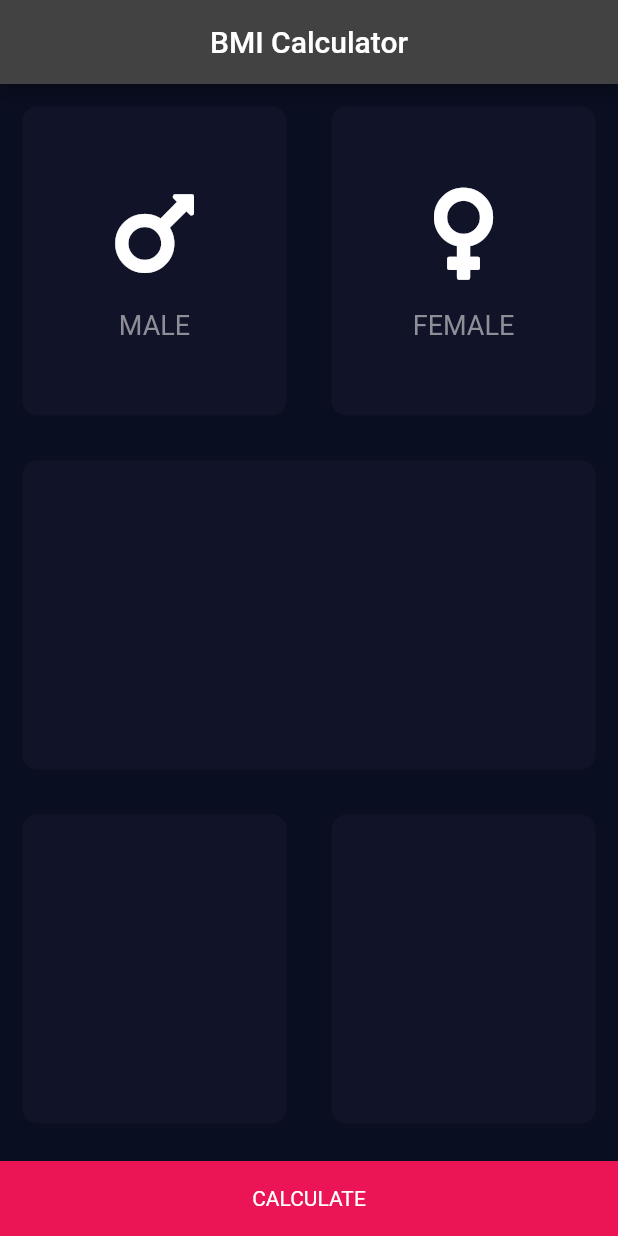
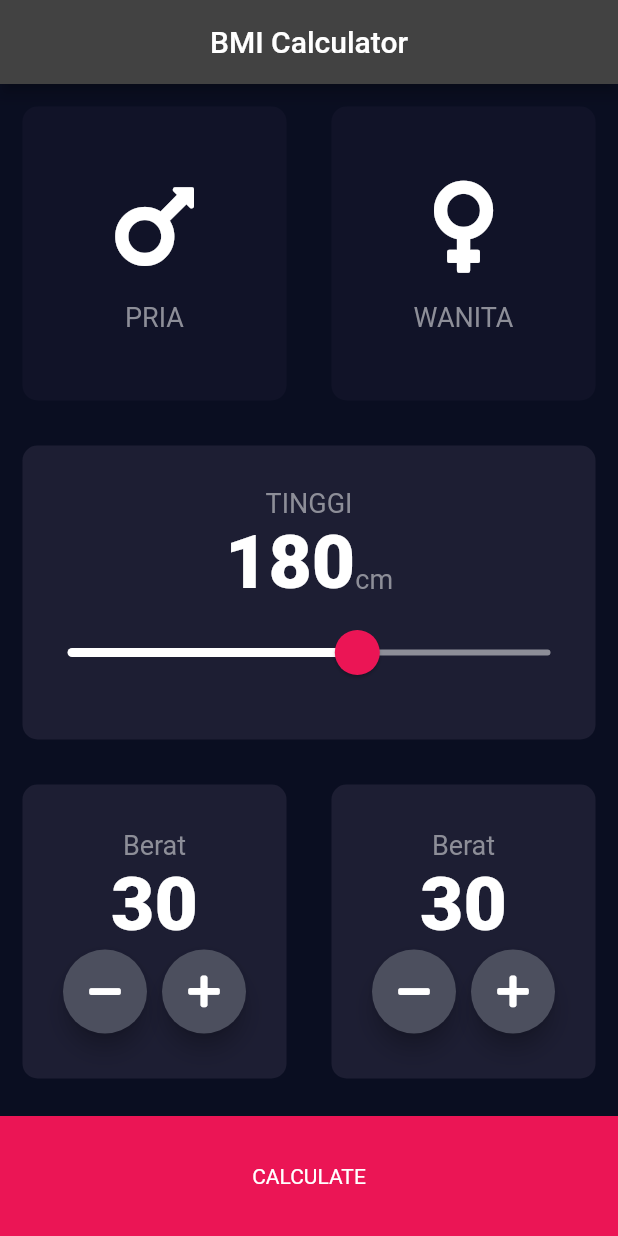
Before and after one commit to budibrass/Praktikum_Android_UNISKA, a Flutter app: the screen it shows after launch, on a phone screen of 412 x 824 dp. Run offline on Flutter 3.47's test engine with Material 2 defaults, Android fonts, the phone set to English and light mode, and no system bars; our stand-ins replace font_awesome_flutter.

Commit message:
revisi BMI calculator

```diff
--- /dev/null
+++ b/bmi_calculator_o/lib/components/bottom_button.dart
@@ -0,0 +1,32 @@
+import 'package:bmi_calculator_o/constant.dart';
+import "package:flutter/material.dart";
+
+class BottomButton extends StatelessWidget {
+  const BottomButton({Key key, @required this.buttonText, @required this.onTap})
+      : super(key: key);
+
+  final String buttonText;
+  final Function onTap;
+
+  @override
+  Widget build(BuildContext context) {
+    return GestureDetector(
+      onTap: onTap,
+      child: Container(
+        child: Center(
+          child: Text(
+            buttonText,
+            style: kLargeButtonTextStyle,
+          ),
+        ),
+        margin: EdgeInsets.only(top: 10.0),
+        color: kBottomContainerColor,
+        height: kBottomContainerHeight,
+        width: double.infinity,
+        padding: EdgeInsets.only(
+          bottom: 20.0,
+        ),
+      ),
+    );
+  }
+}
--- a/bmi_calculator_o/lib/icon_content.dart
+++ b/bmi_calculator_o/lib/components/icon_content.dart
@@ -1,7 +1,8 @@
+import 'package:bmi_calculator_o/constant.dart';
 import 'package:flutter/material.dart';
 
 class IconContent extends StatelessWidget {
-  const IconContent({Key? key, required this.icon, required this.label})
+  const IconContent({Key key, @required this.icon, @required this.label})
       : super(key: key);
 
   final IconData icon;
@@ -20,8 +21,8 @@ class IconContent extends StatelessWidget {
           height: 15.0,
         ),
         Text(
-          label,
-          style: TextStyle(fontSize: 18.0, color: Color(0xFF8D8E98)),
+          '$label',
+          style: kLabelStyle,
         )
       ],
     );
--- /dev/null
+++ b/bmi_calculator_o/lib/components/reusable_widget.dart
@@ -0,0 +1,24 @@
+import 'package:flutter/material.dart';
+
+class ReusableWidgetBox extends StatelessWidget {
+  ReusableWidgetBox({@required this.color, this.cardChild, this.onPress});
+
+  final Color color;
+  final Widget cardChild;
+  final Function onPress;
+
+  @override
+  Widget build(BuildContext context) {
+    return GestureDetector(
+      onTap: onPress,
+      child: Container(
+        child: cardChild,
+        margin: EdgeInsets.all(15.0),
+        decoration: BoxDecoration(
+          color: color, //Color(0xFF1D1E33),
+          borderRadius: BorderRadius.circular(10.0),
+        ),
+      ),
+    );
+  }
+}
--- /dev/null
+++ b/bmi_calculator_o/lib/components/round_button_icon.dart
@@ -0,0 +1,29 @@
+import 'package:flutter/material.dart';
+
+class RoundButtonIcon extends StatelessWidget {
+  const RoundButtonIcon({
+    Key key,
+    @required this.icon,
+    @required this.onPressed,
+  }) : super(key: key);
+
+  final IconData icon;
+  final Function onPressed;
+
+  @override
+  Widget build(BuildContext context) {
+    return RawMaterialButton(
+      child: Icon(icon),
+      onPressed: () {
+        onPressed();
+      },
+      shape: CircleBorder(),
+      fillColor: Color(0xFF4C4F5E),
+      constraints: BoxConstraints.tightFor(
+        width: 56.0,
+        height: 56.0,
+      ),
+      elevation: 6.0,
+    );
+  }
+}
--- /dev/null
+++ b/bmi_calculator_o/lib/constant.dart
@@ -0,0 +1,41 @@
+import 'package:flutter/material.dart';
+
+const kBottomContainerHeight = 80.0;
+const kBottomContainerColor = Color(0xFFEB1555);
+const kActiveCardColor = Color(0xFF1D1E33);
+const kInActiveCardColor = Color(0xFF111328);
+
+const kLabelStyle = TextStyle(
+  fontSize: 18.0,
+  color: Color(0xFF8D8E98),
+);
+
+const kNumberTextStyle = TextStyle(
+  fontSize: 50.0,
+  fontWeight: FontWeight.w900,
+);
+
+const kLargeButtonTextStyle = TextStyle(
+  fontSize: 25.0,
+  fontWeight: FontWeight.bold,
+);
+
+const kTitleTextStyle = TextStyle(
+  fontSize: 50.0,
+  fontWeight: FontWeight.bold,
+);
+
+const kResultTextStyle = TextStyle(
+  color: Color(0xFF24D876),
+  fontWeight: FontWeight.bold,
+  fontSize: 22.0,
+);
+
+const kBMITextStyle = TextStyle(
+  fontSize: 100.0,
+  fontWeight: FontWeight.bold,
+);
+
+const kBodyTextStyle = TextStyle(
+  fontSize: 22.0,
+);
--- a/bmi_calculator_o/lib/inpurt.page.dart
+++ /dev/null
@@ -1,127 +0,0 @@
-import 'package:flutter/material.dart';
-import 'package:font_awesome_flutter/font_awesome_flutter.dart';
-import 'reusable_widget.dart';
-import 'icon_content.dart';
-
-const bottomContainerHeight = 50.0;
-const activedCardColour = Color(0xFF1D1E33);
-const inActiveCardColour = Color(0xFF111328);
-const bottomContainerColor = Color(0xFFEB1555);
-
-enum Gender { male, female }
-
-class InputPage extends StatefulWidget {
-  const InputPage({Key? key}) : super(key: key);
-
-  @override
-  _InputPageState createState() => _InputPageState();
-}
-
-class _InputPageState extends State<InputPage> {
-  Color maleCardColour = inActiveCardColour;
-  Color femaleCardColour = inActiveCardColour;
-
-  // 1 = male, 2 = female
-  void updateColour(Gender selectedGender) {
-    if (selectedGender == Gender.male) {
-      if (maleCardColour == inActiveCardColour) {
-        maleCardColour = activedCardColour;
-        femaleCardColour = inActiveCardColour;
-      } else {
-        maleCardColour = inActiveCardColour;
-      }
-    }
-
-    if (selectedGender == Gender.female) {
-      if (femaleCardColour == inActiveCardColour) {
-        femaleCardColour = activedCardColour;
-        maleCardColour = inActiveCardColour;
-      } else {
-        femaleCardColour = inActiveCardColour;
-      }
-    }
-  }
-
-  @override
-  Widget build(BuildContext context) {
-    return Scaffold(
-        appBar: AppBar(
-          title: Text('BMI Calculator'),
-          centerTitle: true,
-        ),
-        body: Column(
-          children: [
-            // Untuk pilihan jenis kelamin
-            Expanded(
-                child: Row(
-              children: [
-                Expanded(
-                    child: GestureDetector(
-                  onTap: () {
-                    setState(() {
-                      updateColour(Gender.male);
-                    });
-                  },
-                  child: ReusableWidgetBox(
-                    color: maleCardColour,
-                    cardChild: IconContent(
-                      icon: FontAwesomeIcons.mars,
-                      label: 'MALE',
-                    ),
-                  ),
-                )),
-                Expanded(
-                    child: GestureDetector(
-                  onTap: () {
-                    setState(() {
-                      updateColour(Gender.female);
-                    });
-                  },
-                  child: ReusableWidgetBox(
-                    color: femaleCardColour,
-                    cardChild: IconContent(
-                      icon: FontAwesomeIcons.venus,
-                      label: 'FEMALE',
-                    ),
-                  ),
-                )),
-              ],
-            )),
-
-            // Untuk mengatur tinggi
-            Expanded(
-                child: Row(
-              children: [
-                Expanded(child: ReusableWidgetBox(color: inActiveCardColour))
-              ],
-            )),
-
-            // Untuk berat dan umur
-
-            Expanded(
-                child: Row(
-              children: [
-                Expanded(
-                    child: ReusableWidgetBox(
-                  color: inActiveCardColour,
-                )),
-                Expanded(child: ReusableWidgetBox(color: inActiveCardColour)),
-              ],
-            )),
-
-            // Untuk tombol calculate
-
-            Container(
-              alignment: Alignment.center,
-              margin: EdgeInsets.only(top: 10.0),
-              decoration: BoxDecoration(
-                  color: bottomContainerColor), //Color(0xFF1D1E33),
-              // borderRadius: BorderRadius.circular(10.0)),
-              height: bottomContainerHeight,
-              width: double.infinity,
-              child: Text("CALCULATE"),
-            )
-          ],
-        ));
-  }
-}
--- a/bmi_calculator_o/lib/main.dart
+++ b/bmi_calculator_o/lib/main.dart
@@ -1,12 +1,12 @@
 import 'package:flutter/material.dart';
-import 'package:bmi_calculator_o/inpurt.page.dart';
+import 'package:bmi_calculator_o/screens/inpurt.page.dart';
 
 void main() {
   runApp(BMICalculator());
 }
 
 class BMICalculator extends StatelessWidget {
-  const BMICalculator({Key? key}) : super(key: key);
+  const BMICalculator({Key key}) : super(key: key);
 
   @override
   Widget build(BuildContext context) {
--- a/bmi_calculator_o/lib/reusable_widget.dart
+++ /dev/null
@@ -1,24 +0,0 @@
-import 'package:flutter/material.dart';
-
-class ReusableWidgetBox extends StatelessWidget {
-  // const ReusableWidgetBox({
-  //   Key? key,
-  // }) : super(key: key);
-  ReusableWidgetBox({required this.color, this.cardChild});
-
-  final Color color;
-  final Widget? cardChild;
-
-  @override
-  Widget build(BuildContext context) {
-    return Container(
-      child: cardChild,
-      margin: EdgeInsets.all(15.0),
-      decoration: BoxDecoration(
-          color: color, //Color(0xFF1D1E33),
-          borderRadius: BorderRadius.circular(10.0)),
-      // height: 200.0,
-      // width: 179.0,
-    );
-  }
-}
--- /dev/null
+++ b/bmi_calculator_o/lib/screens/inpurt.page.dart
@@ -0,0 +1,232 @@
+import 'package:bmi_calculator_o/components/round_button_icon.dart';
+import 'package:bmi_calculator_o/constant.dart';
+import 'package:flutter/material.dart';
+import 'package:font_awesome_flutter/font_awesome_flutter.dart';
+import '../components/reusable_widget.dart';
+import '../components/icon_content.dart';
+
+enum Gender { male, female }
+
+class InputPage extends StatefulWidget {
+  const InputPage({Key key}) : super(key: key);
+
+  @override
+  _InputPageState createState() => _InputPageState();
+}
+
+class _InputPageState extends State<InputPage> {
+  Gender selectedGender;
+  int height = 180;
+  int weight = 30;
+  int age = 18;
+
+  @override
+  Widget build(BuildContext context) {
+    return Scaffold(
+        appBar: AppBar(
+          title: Text('BMI Calculator'),
+          centerTitle: true,
+        ),
+        body: Column(
+          crossAxisAlignment: CrossAxisAlignment.stretch,
+          children: [
+            // Untuk pilihan jenis kelamin
+            Expanded(
+                child: Row(
+              children: [
+                Expanded(
+                  child: ReusableWidgetBox(
+                    onPress: () {
+                      setState(() {
+                        selectedGender = Gender.male;
+                      });
+                    },
+                    cardChild: IconContent(
+                      icon: FontAwesomeIcons.mars,
+                      label: 'PRIA',
+                    ),
+                    color: selectedGender == Gender.male
+                        ? kActiveCardColor
+                        : kInActiveCardColor,
+                  ),
+                ),
+                Expanded(
+                  child: ReusableWidgetBox(
+                    onPress: () {
+                      setState(() {
+                        selectedGender = Gender.female;
+                      });
+                    },
+                    cardChild: IconContent(
+                      icon: FontAwesomeIcons.venus,
+                      label: 'WANITA',
+                    ),
+                    color: selectedGender == Gender.female
+                        ? kActiveCardColor
+                        : kInActiveCardColor,
+                  ),
+                ),
+              ],
+            )),
+
+            // Untuk mengatur tinggi
+            Expanded(
+              child: ReusableWidgetBox(
+                color: kActiveCardColor,
+                cardChild: Column(
+                  mainAxisAlignment: MainAxisAlignment.center,
+                  children: [
+                    Text(
+                      'TINGGI',
+                      style: kLabelStyle,
+                    ),
+                    Row(
+                      mainAxisAlignment: MainAxisAlignment.center,
+                      crossAxisAlignment: CrossAxisAlignment.baseline,
+                      textBaseline: TextBaseline.alphabetic,
+                      children: [
+                        Text(
+                          height.toString(),
+                          style: kNumberTextStyle,
+                        ),
+                        Text(
+                          'cm',
+                          style: kLabelStyle,
+                        )
+                      ],
+                    ),
+                    SliderTheme(
+                      data: SliderTheme.of(context).copyWith(
+                        activeTrackColor: Colors.white,
+                        inactiveTrackColor: Color(0xFF8D8E98),
+                        thumbColor: Color(0xFFEB1555),
+                        overlayColor: Color(0x29EB1555),
+                        thumbShape:
+                            RoundSliderThumbShape(enabledThumbRadius: 15.0),
+                        overlayShape:
+                            RoundSliderThumbShape(enabledThumbRadius: 30.0),
+                      ),
+                      child: Slider(
+                        value: height.toDouble(),
+                        min: 120.0,
+                        max: 220.0,
+                        onChanged: (double newValue) {
+                          setState(() {
+                            height = newValue.round();
+                          });
+                        },
+                      ),
+                    )
+                  ],
+                ),
+              ),
+            ),
+
+            // Untuk berat dan umur
+
+            Expanded(
+                child: Row(
+              children: [
+                Expanded(
+                  child: ReusableWidgetBox(
+                    color: kActiveCardColor,
+                    cardChild: Column(
+                      mainAxisAlignment: MainAxisAlignment.center,
+                      children: [
+                        Text(
+                          'Berat',
+                          style: kLabelStyle,
+                        ),
+                        Text(
+                          weight.toString(),
+                          style: kNumberTextStyle,
+                        ),
+                        Row(
+                          mainAxisAlignment: MainAxisAlignment.center,
+                          children: [
+                            RoundButtonIcon(
+                              icon: FontAwesomeIcons.minus,
+                              onPressed: () {
+                                setState(() {
+                                  if (weight > 30) weight--;
+                                });
+                              },
+                            ),
+                            SizedBox(
+                              width: 10.0,
+                            ),
+                            RoundButtonIcon(
+                              icon: FontAwesomeIcons.plus,
+                              onPressed: () {
+                                setState(() {
+                                  weight++;
+                                });
+                              },
+                            ),
+                          ],
+                        )
+                      ],
+                    ),
+                  ),
+                ),
+                Expanded(
+                  child: ReusableWidgetBox(
+                    color: kActiveCardColor,
+                    cardChild: Column(
+                      mainAxisAlignment: MainAxisAlignment.center,
+                      children: [
+                        Text(
+                          'Berat',
+                          style: kLabelStyle,
+                        ),
+                        Text(
+                          weight.toString(),
+                          style: kNumberTextStyle,
+                        ),
+                        Row(
+                          mainAxisAlignment: MainAxisAlignment.center,
+                          children: [
+                            RoundButtonIcon(
+                              icon: FontAwesomeIcons.minus,
+                              onPressed: () {
+                                setState(() {
+                                  if (weight > 30) weight--;
+                                });
+                              },
+                            ),
+                            SizedBox(
+                              width: 10.0,
+                            ),
+                            RoundButtonIcon(
+                              icon: FontAwesomeIcons.plus,
+                              onPressed: () {
+                                setState(() {
+                                  weight++;
+                                });
+                              },
+                            ),
+                          ],
+                        )
+                      ],
+                    ),
+                  ),
+                ),
+              ],
+            )),
+
+            // Untuk tombol calculate
+
+            Container(
+              alignment: Alignment.center,
+              margin: EdgeInsets.only(top: 10.0),
+              decoration: BoxDecoration(
+                  color: kBottomContainerColor), //Color(0xFF1D1E33),
+              // borderRadius: BorderRadius.circular(10.0)),
+              height: kBottomContainerHeight,
+              width: double.infinity,
+              child: Text("CALCULATE"),
+            )
+          ],
+        ));
+  }
+}
--- a/bmi_calculator_o/pubspec.yaml
+++ b/bmi_calculator_o/pubspec.yaml
@@ -18,7 +18,7 @@ publish_to: 'none' # Remove this line if you wish to publish to pub.dev
 version: 1.0.0+1
 
 environment:
-  sdk: ">=2.12.0 <3.0.0"
+  sdk: ">=2.7.0 <3.0.0"
 
 # Dependencies specify other packages that your package needs in order to work.
 # To automatically upgrade your package dependencies to the latest versions
```
Also changed, not shown: 1 other file.
